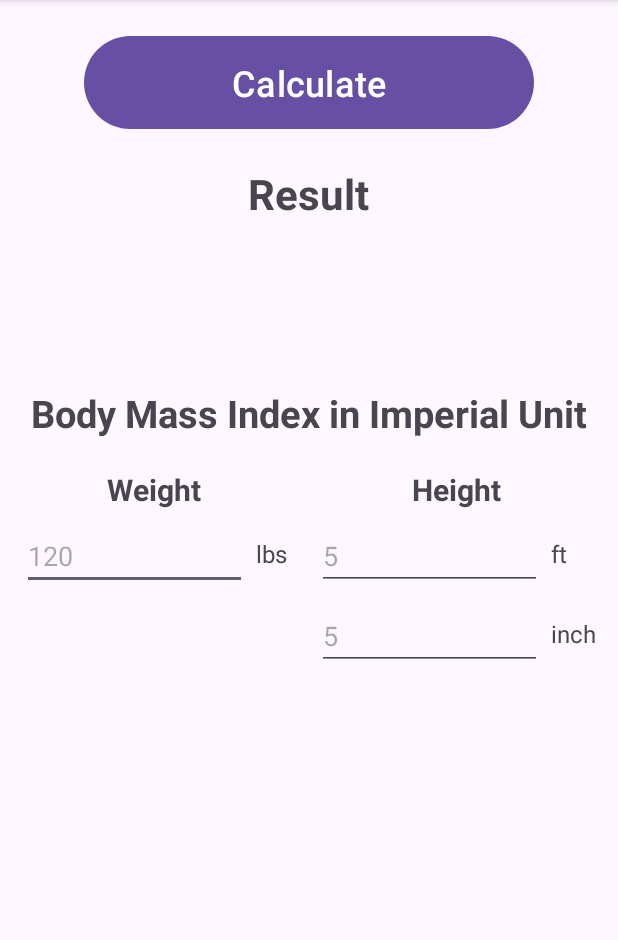
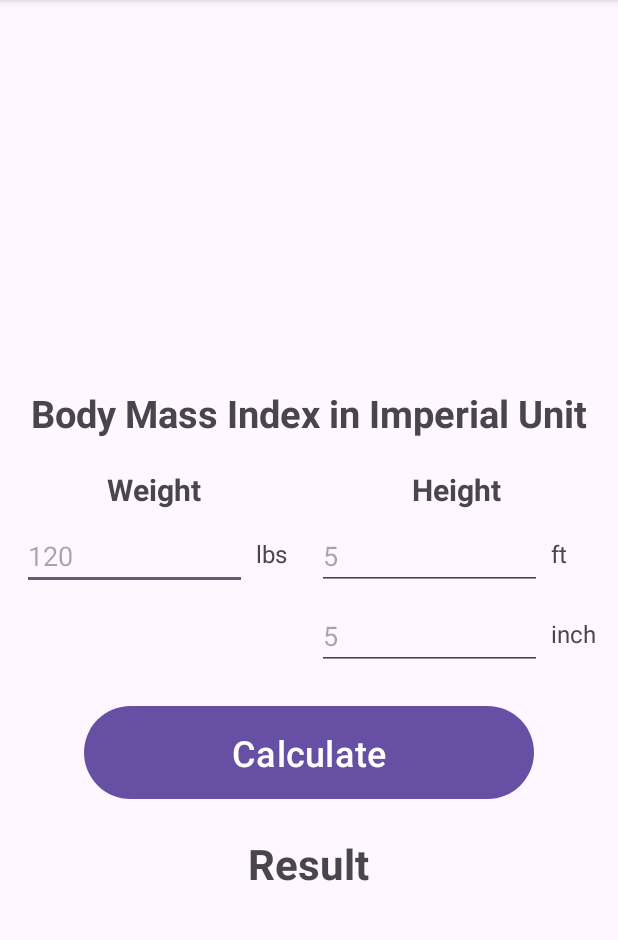
Before and after one commit to evanch98/bmi-android-kotlin, an Android app: the screen it shows after launch (MainActivity), on a phone screen of 412 x 824 dp, the part 96-1036 px from its top. Run offline under Robolectric (Android 15) with nearby library versions, the phone set to English and light mode, and no system bars.

Commit message:
update the activity_main.xml

```diff
--- a/app/src/main/res/layout/activity_main.xml
+++ b/app/src/main/res/layout/activity_main.xml
@@ -120,7 +120,7 @@
             android:id="@+id/btnCalculate"
             android:layout_width="300dp"
             android:layout_height="70dp"
-            android:layout_below="@+id/rgGender"
+            android:layout_below="@+id/rlWeightHeight"
             android:layout_centerHorizontal="true"
             android:layout_marginTop="20dp"
             android:text="@string/button_text"
```
